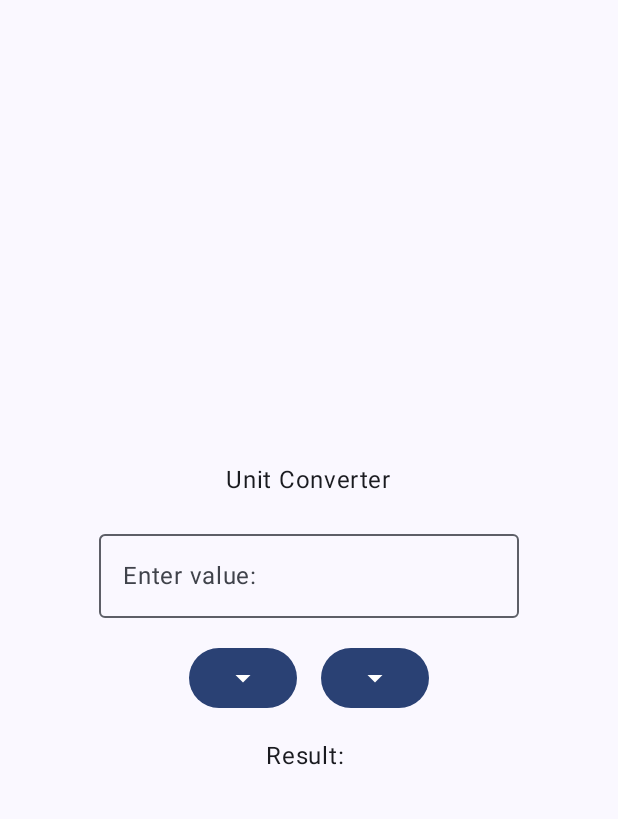
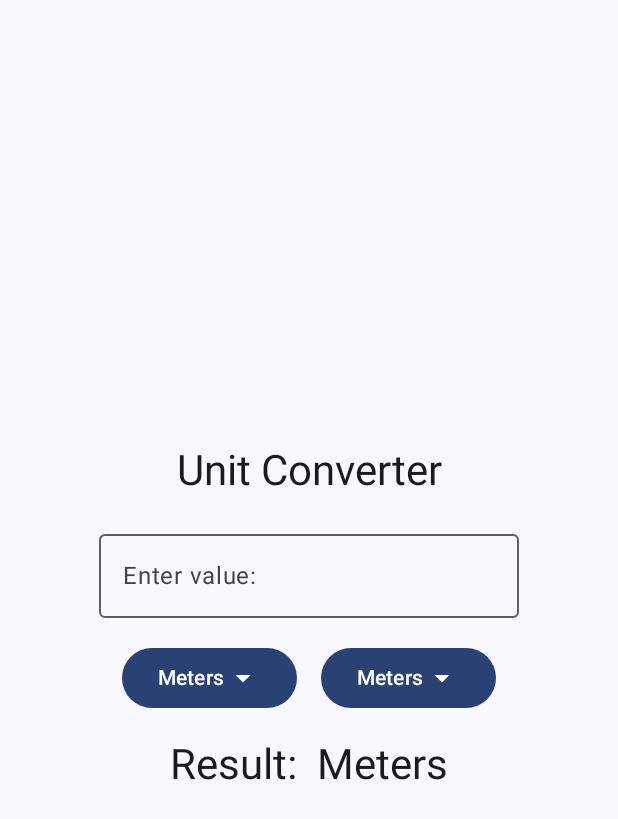
Before and after one commit to Vince326/UnitConverter, an Android app built with Jetpack Compose: the screen it shows after launch (MainActivity), on a phone screen of 412 x 824 dp. Shown: the top 819 px of the screen. Run offline under Robolectric (Android 15) with nearby library versions, the phone set to English and light mode, and no system bars.

Commit message:
Changed the varible to fix the unit selector bug; Made a chnage to the font on the app; Fixed the bug that prevented the result conversion from displaying at result label

```diff
--- a/app/src/main/java/com/vhunter/unitconverter/MainActivity.kt
+++ b/app/src/main/java/com/vhunter/unitconverter/MainActivity.kt
@@ -1,5 +1,6 @@
 package com.vhunter.unitconverter
 
+import android.graphics.Paint.Style
 import android.os.Bundle
 import android.widget.Toast
 import androidx.activity.ComponentActivity
@@ -32,9 +33,13 @@ import androidx.compose.runtime.remember
 import androidx.compose.runtime.setValue
 import androidx.compose.ui.Alignment
 import androidx.compose.ui.Modifier
+import androidx.compose.ui.graphics.Color
 import androidx.compose.ui.platform.LocalContext
+import androidx.compose.ui.text.TextStyle
+import androidx.compose.ui.text.font.FontFamily
 import androidx.compose.ui.tooling.preview.Preview
 import androidx.compose.ui.unit.dp
+import androidx.compose.ui.unit.sp
 import com.vhunter.unitconverter.ui.theme.UnitConverterTheme
 import kotlin.math.roundToInt
 
@@ -67,10 +72,16 @@ fun UnitConverter() {
     val conversionFactor = remember { mutableStateOf(1.00) }
     val oConversionFactor = remember { mutableStateOf(1.00) }
 
+    val customTextStyle = TextStyle(
+        fontFamily = FontFamily.Default,
+        fontSize = 20.sp,
+        color = Color.Red
+    )
+
     fun convertUnit() {
         //Elvis operator
         val inputValueDouble = inputValue.toDoubleOrNull() ?: 0.0
-        val result = (inputValueDouble * conversionFactor.value * 100 / oConversionFactor.value).roundToInt() / 100.0
+        val result = (inputValueDouble * conversionFactor.value * 100.0 / oConversionFactor.value).roundToInt() / 100.0
         outputValue = result.toString()
     }
 
@@ -81,9 +92,10 @@ fun UnitConverter() {
         horizontalAlignment = Alignment.CenterHorizontally
     ){
         //Here, all the UI Units will be stacked on top of each other
-            Text("Unit Converter")
+            Text("Unit Converter", style = MaterialTheme.typography.headlineMedium)
         Spacer(modifier = Modifier.height(16.dp))
-        OutlinedTextField(value = inputValue, onValueChange = {
+        OutlinedTextField(value = inputValue,
+            onValueChange = {
             inputValue = it
             convertUnit()
         /*Here goes what should happen when the value of outlined text field changes*/
@@ -95,12 +107,12 @@ fun UnitConverter() {
             Box {
                 //Input Button
                 Button(onClick ={iExpanded = true} ) {
-                    Text(text = inputValue)
+                    Text(text = inputUnit)
                     Icon(Icons.Default.ArrowDropDown, contentDescription = "Arrow Down")
                 }
 
                 //Controls the Dropdown Menu and the different Units
-                DropdownMenu(expanded = false, onDismissRequest = {iExpanded = false} ) {
+                DropdownMenu(expanded = iExpanded, onDismissRequest = {iExpanded = false} ) {
                     DropdownMenuItem(
                         text = {Text("Centimeters") },
                         onClick = {
@@ -108,7 +120,8 @@ fun UnitConverter() {
                             inputUnit = "Centimeters"
                             conversionFactor.value = 0.01
                             convertUnit()
-                        })
+                        }
+                    )
 
                     DropdownMenuItem(
                         text = {Text("Meters") },
@@ -117,7 +130,8 @@ fun UnitConverter() {
                             inputUnit = "Meters"
                             conversionFactor.value = 1.0
                             convertUnit()
-                        })
+                        }
+                    )
 
                     DropdownMenuItem(
                         text = {Text("Millimeters") },
@@ -126,7 +140,8 @@ fun UnitConverter() {
                             inputUnit = "Millimeters"
                             conversionFactor.value = 0.001
                             convertUnit()
-                        })
+                        }
+                    )
 
                     DropdownMenuItem(
                         text = {Text("Feet") },
@@ -135,7 +150,8 @@ fun UnitConverter() {
                             inputUnit = "Feet"
                             conversionFactor.value = 0.3048
                             convertUnit()
-                        })
+                        }
+                    )
                 }
 
             }
@@ -144,11 +160,11 @@ fun UnitConverter() {
             Box {
                 //Output Button
                 Button(onClick = {oExpanded = true}) {
-                    Text(text = outputValue)
+                    Text(text = outputUnit)
                     Icon(Icons.Default.ArrowDropDown, contentDescription = "Arrow Down")
                 }
 
-                //Controls the Dropdown Menu and the different Units
+                //Controls the Right Dropdown Menu and the different Units
                 DropdownMenu(expanded = oExpanded, onDismissRequest = {oExpanded = false} ) {
                     DropdownMenuItem(
                         text = {Text("Centimeters") },
@@ -183,14 +199,18 @@ fun UnitConverter() {
                             oExpanded = false
                             outputUnit = "Feet"
                             oConversionFactor.value = 0.3048
-                            convertUnit()})
+                            convertUnit()
+                        })
                 }
             }
 
-            //Here, all the units will be stacked nex to each other
+            //Here, all the units will be stacked next to each other
         }
         Spacer(modifier = Modifier.height(16.dp))
-        Text("Result: ")
+        //Result Text
+        Text("Result: $outputValue $outputUnit",
+            style = MaterialTheme.typography.headlineMedium
+            )
     }
 }
 
```
